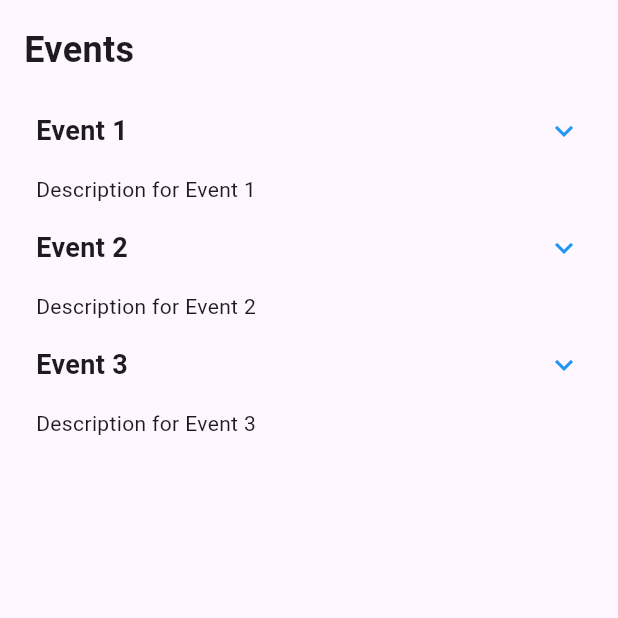
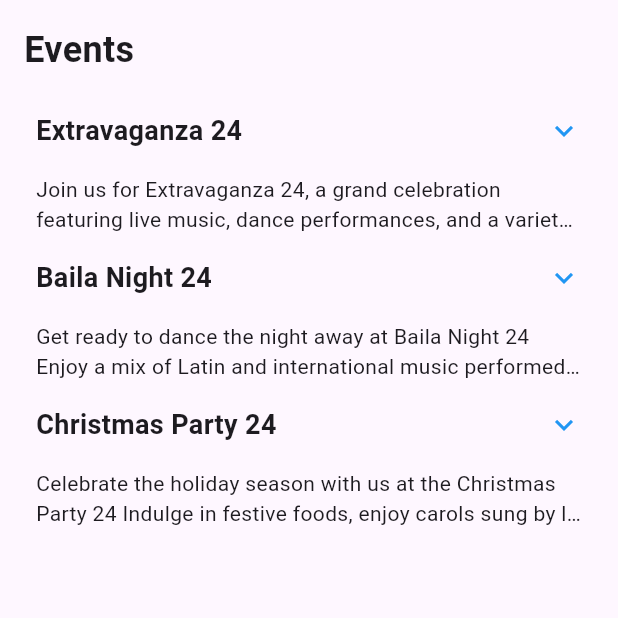
Before and after one commit to Jordandotdev/campus_companion, a Flutter app: the EventsPage screen opened directly, on a phone screen of 412 x 824 dp, the top half of it. Run offline on Flutter 3.47's test engine with Material 3 defaults, Android fonts, the phone set to English and light mode, and no system bars; drawn by our look-alikes of expandable; our stand-ins replace cloud_firestore, connectivity_plus, firebase_auth, firebase_core; accounts and stored records are empty.

Commit message:
feat: Update event details for Extravaganza 24, Baila Night 24, and Christmas Party 24

```diff
--- a/lib/pages/eventsPage.dart
+++ b/lib/pages/eventsPage.dart
@@ -3,18 +3,21 @@ import 'package:expandable/expandable.dart';
 
 const List<Map<String, String>> events = [
   {
-    'title': 'Event 1',
-    'description': 'Description for Event 1',
+    'title': 'Extravaganza 24',
+    'description':
+        'Join us for Extravaganza 24, a grand celebration featuring live music, dance performances, and a variety of food stalls. Don\'t miss out on the chance to win exciting prizes in our games and raffles.',
     'time': '10:00 AM - 12:00 PM',
   },
   {
-    'title': 'Event 2',
-    'description': 'Description for Event 2',
+    'title': 'Baila Night 24',
+    'description':
+        'Get ready to dance the night away at Baila Night 24 Enjoy a mix of Latin and international music performed by top DJs. There will also be salsa lessons for beginners and a special performance by renowned dancers.',
     'time': '01:00 PM - 03:00 PM',
   },
   {
-    'title': 'Event 3',
-    'description': 'Description for Event 3',
+    'title': 'Christmas Party 24',
+    'description':
+        'Celebrate the holiday season with us at the Christmas Party 24 Indulge in festive foods, enjoy carols sung by local choirs, and participate in our Christmas-themed games and competitions. Bring your family and friends for a joyful afternoon.',
     'time': '04:00 PM - 06:00 PM',
   },
 ];
```
